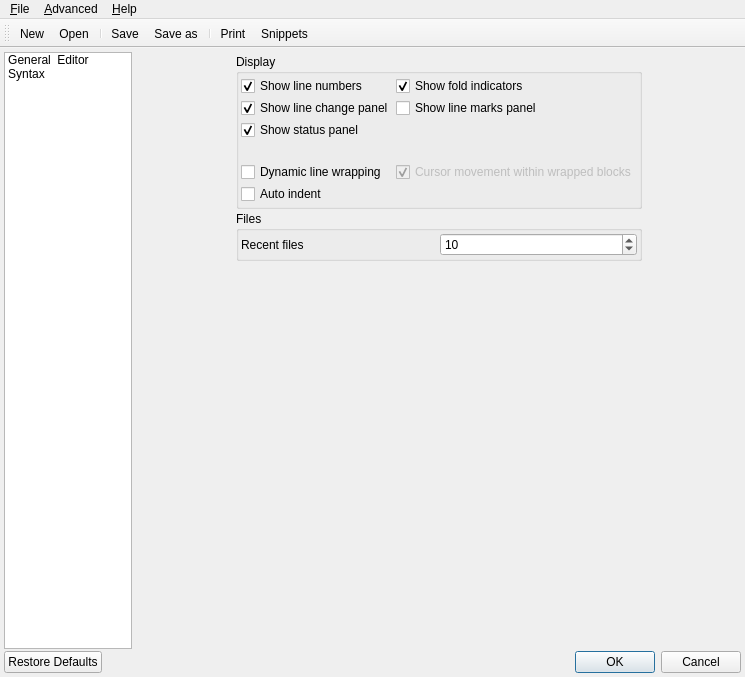
Qt form ext/qcodeedit/example/window.ui (phoenix741/xinx) before a commit.
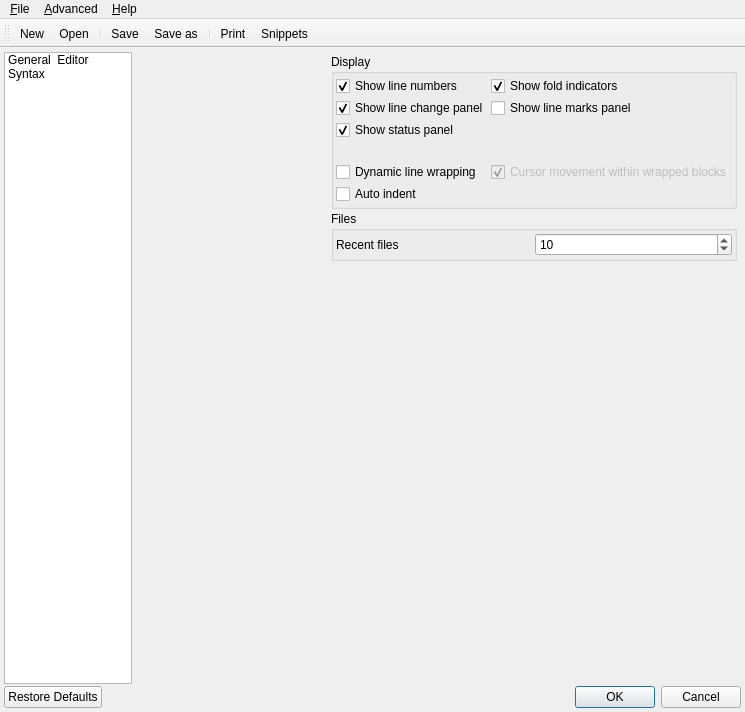
The same form after that commit. The open tabs and pages were chosen to show the change. Icons and pictures are not drawn. Custom widgets are drawn as their Qt base class.

Diff of the .ui file:
```diff
--- a/ext/qcodeedit/example/window.ui
+++ b/ext/qcodeedit/example/window.ui
@@ -6,7 +6,7 @@
     <x>0</x>
     <y>0</y>
     <width>745</width>
-    <height>677</height>
+    <height>712</height>
    </rect>
   </property>
   <property name="windowTitle" >
@@ -280,7 +280,7 @@
         <item row="0" column="3" >
          <widget class="QStackedWidget" name="settingsStack" >
           <property name="sizePolicy" >
-           <sizepolicy vsizetype="Preferred" hsizetype="Expanding" >
+           <sizepolicy vsizetype="Preferred" hsizetype="MinimumExpanding" >
             <horstretch>0</horstretch>
             <verstretch>0</verstretch>
            </sizepolicy>
@@ -450,7 +450,7 @@
            <enum>Qt::Horizontal</enum>
           </property>
           <property name="sizeType" >
-           <enum>QSizePolicy::Expanding</enum>
+           <enum>QSizePolicy::Preferred</enum>
           </property>
           <property name="sizeHint" stdset="0" >
            <size>
```
